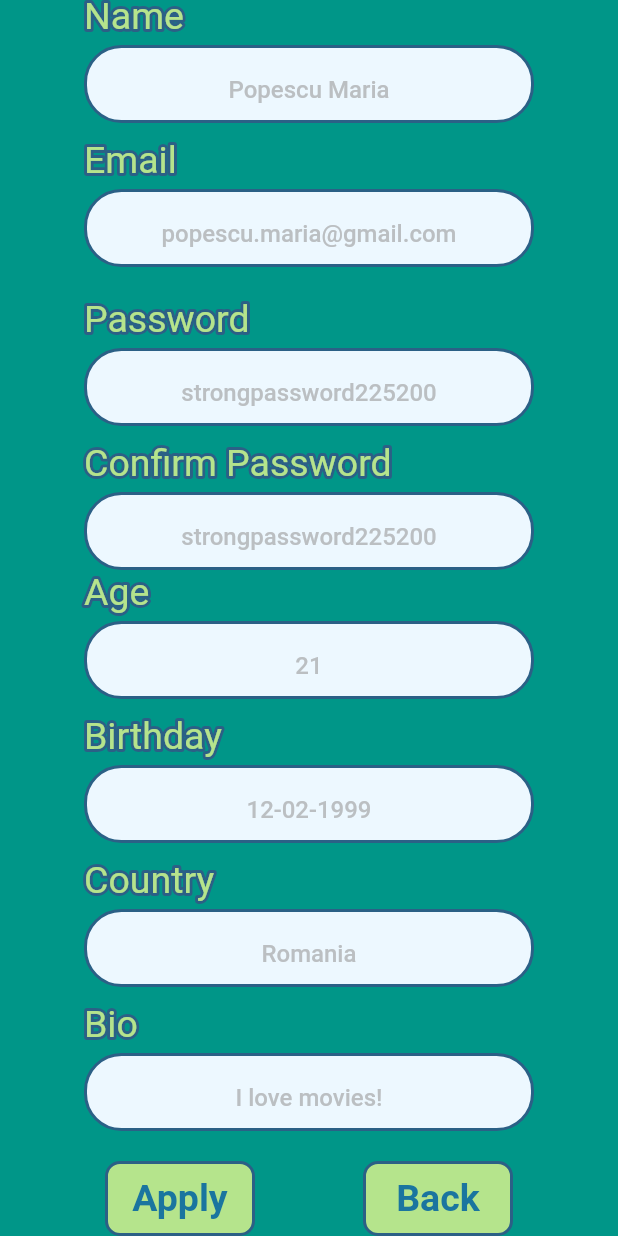
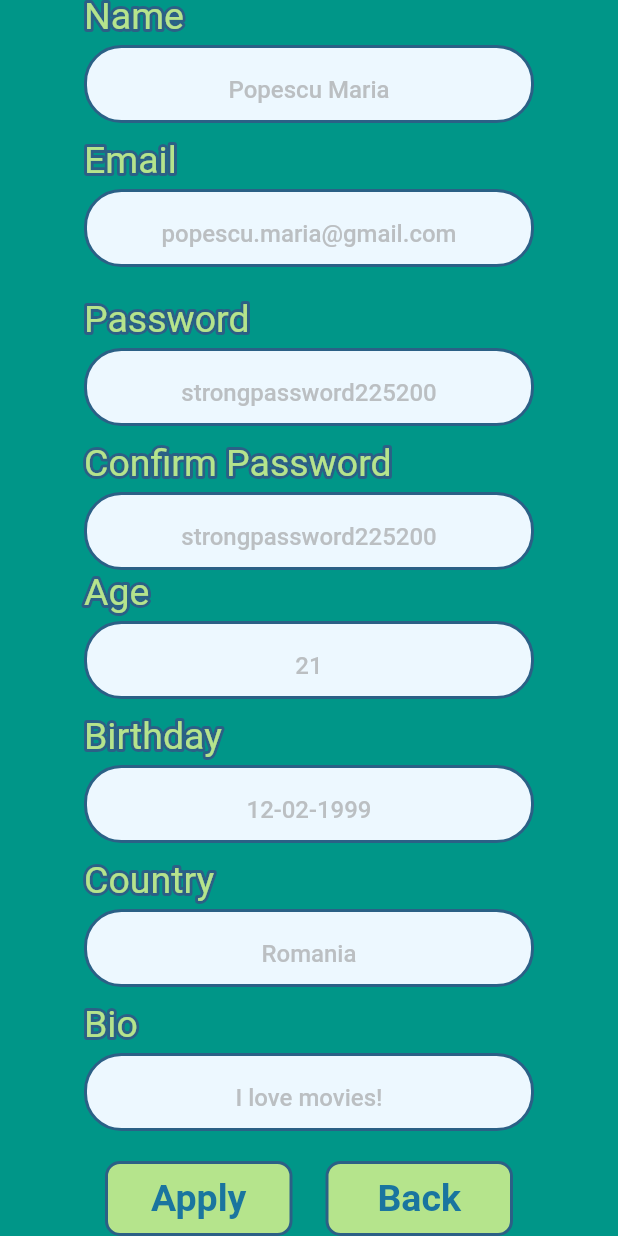
Before and after one commit to paulamalina/ip_movie_recomandation, a Flutter app: the ChangeProfieScreen screen opened by its route, scrolled down 214 dp, on a phone screen of 412 x 824 dp. Run offline on Flutter 3.47's test engine with Material 2 defaults, Android fonts, the phone set to English and light mode, and no system bars; drawn by our look-alikes of bordered_text; our stand-ins replace flutter_rating_bar, flutter_svg, video_player; project files that could hold a hidden picture were left out.

Commit message:
modificat latime mybutton

```diff
--- a/lib/widgets/MyButton.dart
+++ b/lib/widgets/MyButton.dart
@@ -13,7 +13,7 @@ class MyButton extends StatelessWidget {
   @override
   Widget build(BuildContext context) {
     return Container(
-        width: 100,
+        width: 125,
         height: 50,
         decoration: BoxDecoration(
           borderRadius: BorderRadius.circular(10.0),
```
